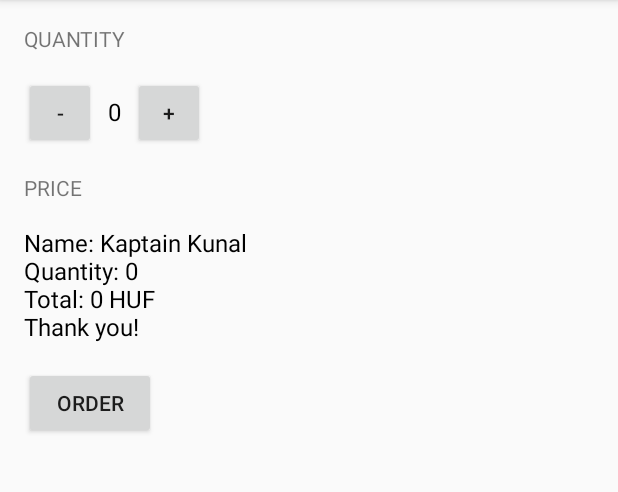
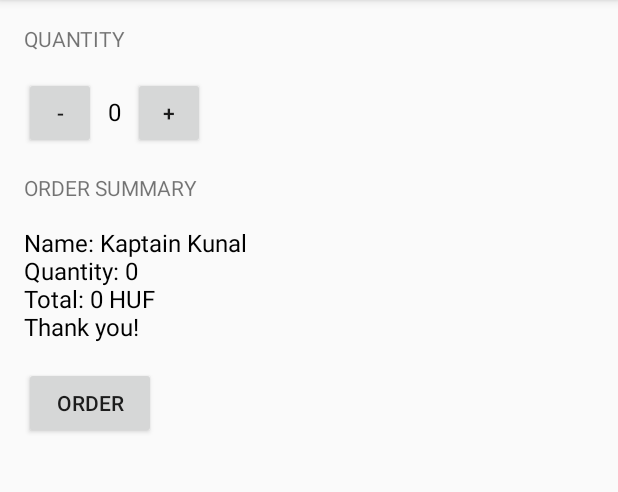
Before and after one commit to multiversetheorie/JustJavaNew, an Android app: the screen it shows after launch (MainActivity), after a tap on "ORDER", on a phone screen of 412 x 824 dp, the part 84-576 px from its top. Run offline under Robolectric (Android 15) with nearby library versions, the phone set to English and light mode, and no system bars.

Commit message:
Minor changes to MainActivity.java

```diff
--- a/app/src/main/java/com/example/android/justjavanew/MainActivity.java
+++ b/app/src/main/java/com/example/android/justjavanew/MainActivity.java
@@ -2,7 +2,7 @@
  * IMPORTANT: Make sure you are using the correct package name.
  * This example uses the package name:
  * package com.example.android.justjava
- * If you get an error when copying this code into Android studio, update it to match teh package name found
+ * If you get an error when copying this code into Android studio, update it to match the package name found
  * in the project's AndroidManifest.xml file.
  **/
 
@@ -13,8 +13,6 @@ import android.os.Bundle;
 import android.support.v7.app.AppCompatActivity;
 import android.view.View;
 import android.widget.TextView;
-
-import java.text.NumberFormat;
 
 /**
  * This app displays an order form to order coffee.
@@ -77,23 +75,15 @@ public class MainActivity extends AppCompatActivity {
      * This method displays the given quantity value on the screen.
      */
     private void displayQuantity(int number) {
-        TextView quantityTextView = (TextView) findViewById(R.id.quantity_text_view);
+        TextView quantityTextView = findViewById(R.id.quantity_text_view);
         quantityTextView.setText("" + number);
-    }
-
-    /**
-     * This method displays the given price on the screen.
-     */
-    private void displayPrice(int number) {
-        TextView priceTextView = (TextView) findViewById(R.id.price_text_view);
-        priceTextView.setText(NumberFormat.getCurrencyInstance().format(number));
     }
 
     /**
      * This method displays the given text on the screen.
      */
     private void displayMessage(String message) {
-        TextView priceTextView = (TextView) findViewById(R.id.price_text_view);
-        priceTextView.setText(message);
+        TextView orderSummaryTextView = findViewById(R.id.order_summary_text_view);
+        orderSummaryTextView.setText(message);
     }
 }
--- a/app/src/main/res/layout/activity_main.xml
+++ b/app/src/main/res/layout/activity_main.xml
@@ -49,11 +49,11 @@
         android:layout_height="wrap_content"
         android:layout_marginBottom="16dp"
         android:layout_marginTop="16dp"
-        android:text="Price"
+        android:text="Order Summary"
         android:textAllCaps="true" />
 
     <TextView
-        android:id="@+id/price_text_view"
+        android:id="@+id/order_summary_text_view"
         android:layout_width="wrap_content"
         android:layout_height="wrap_content"
         android:text="0,00 HUF"
```
